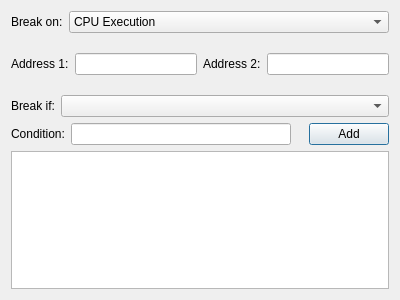
Old version of the form debugger/breakpointdialog.ui in the repository christopherpow/nesicide.
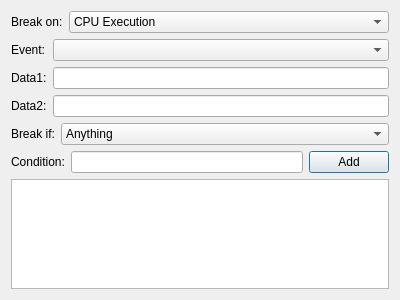
New version of the form. The open tabs and pages were chosen to show the change.

Patch:
```diff
--- a/debugger/breakpointdialog.ui
+++ b/debugger/breakpointdialog.ui
@@ -14,10 +14,10 @@
    <string>Dialog</string>
   </property>
   <layout class="QGridLayout" name="gridLayout">
-   <item row="2" column="0" colspan="4">
+   <item row="2" column="0" colspan="2">
     <widget class="QStackedWidget" name="itemWidget">
      <property name="currentIndex">
-      <number>0</number>
+      <number>2</number>
      </property>
      <widget class="QWidget" name="addrpage">
       <layout class="QGridLayout" name="gridLayout_2">
@@ -73,10 +73,50 @@
        </item>
       </layout>
      </widget>
+     <widget class="QWidget" name="eventpage">
+      <layout class="QFormLayout" name="formLayout_6">
+       <property name="fieldGrowthPolicy">
+        <enum>QFormLayout::AllNonFixedFieldsGrow</enum>
+       </property>
+       <property name="margin">
+        <number>0</number>
+       </property>
+       <item row="0" column="0">
+        <widget class="QLabel" name="label_2">
+         <property name="text">
+          <string>Event:</string>
+         </property>
+        </widget>
+       </item>
+       <item row="0" column="1">
+        <widget class="QComboBox" name="event"/>
+       </item>
+       <item row="3" column="0">
+        <widget class="QLabel" name="label_3">
+         <property name="text">
+          <string>Data2:</string>
+         </property>
+        </widget>
+       </item>
+       <item row="3" column="1">
+        <widget class="QLineEdit" name="eventData2"/>
+       </item>
+       <item row="2" column="0">
+        <widget class="QLabel" name="label_4">
+         <property name="text">
+          <string>Data1:</string>
+         </property>
+        </widget>
+       </item>
+       <item row="2" column="1">
+        <widget class="QLineEdit" name="eventData1"/>
+       </item>
+      </layout>
+     </widget>
      <widget class="QWidget" name="page"/>
     </widget>
    </item>
-   <item row="3" column="0" colspan="4">
+   <item row="3" column="0" colspan="2">
     <widget class="QStackedWidget" name="conditionWidget">
      <property name="currentIndex">
       <number>1</number>
@@ -95,7 +135,33 @@
         </widget>
        </item>
        <item row="0" column="1">
-        <widget class="QComboBox" name="condition"/>
+        <widget class="QComboBox" name="condition">
+         <item>
+          <property name="text">
+           <string>Anything</string>
+          </property>
+         </item>
+         <item>
+          <property name="text">
+           <string>Equals</string>
+          </property>
+         </item>
+         <item>
+          <property name="text">
+           <string>Does Not Equal</string>
+          </property>
+         </item>
+         <item>
+          <property name="text">
+           <string>Is Greater Than</string>
+          </property>
+         </item>
+         <item>
+          <property name="text">
+           <string>Is Less Than</string>
+          </property>
+         </item>
+        </widget>
        </item>
       </layout>
      </widget>
@@ -149,17 +215,14 @@
      </widget>
     </widget>
    </item>
-   <item row="4" column="3">
-    <widget class="QPushButton" name="pushButton">
+   <item row="4" column="1">
+    <widget class="QPushButton" name="addButton">
      <property name="text">
       <string>Add</string>
      </property>
     </widget>
    </item>
-   <item row="5" column="0" colspan="4">
-    <widget class="QListWidget" name="listWidget"/>
-   </item>
-   <item row="0" column="0" colspan="4">
+   <item row="0" column="0" colspan="2">
     <layout class="QFormLayout" name="formLayout">
      <item row="0" column="0">
       <widget class="QLabel" name="label">
@@ -261,6 +324,19 @@
      </item>
     </layout>
    </item>
+   <item row="5" column="0" colspan="2">
+    <widget class="QListView" name="listView">
+     <property name="editTriggers">
+      <set>QAbstractItemView::DoubleClicked|QAbstractItemView::EditKeyPressed|QAbstractItemView::SelectedClicked</set>
+     </property>
+     <property name="selectionBehavior">
+      <enum>QAbstractItemView::SelectRows</enum>
+     </property>
+     <property name="textElideMode">
+      <enum>Qt::ElideNone</enum>
+     </property>
+    </widget>
+   </item>
   </layout>
  </widget>
  <resources/>
```
Left out of the diff: 32 changed lines with no effect on the pictures.
